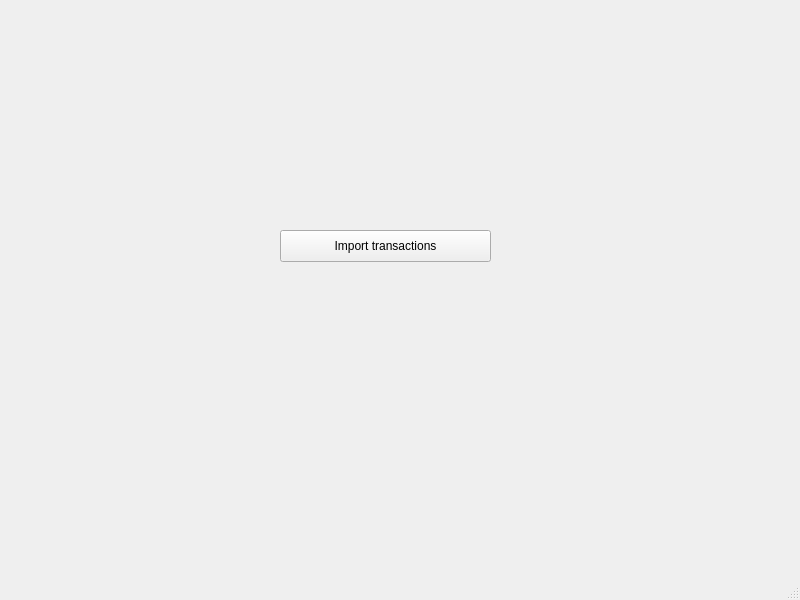
Qt form src/mainwindow.ui (chrisandoX/personal_finance) before a commit.
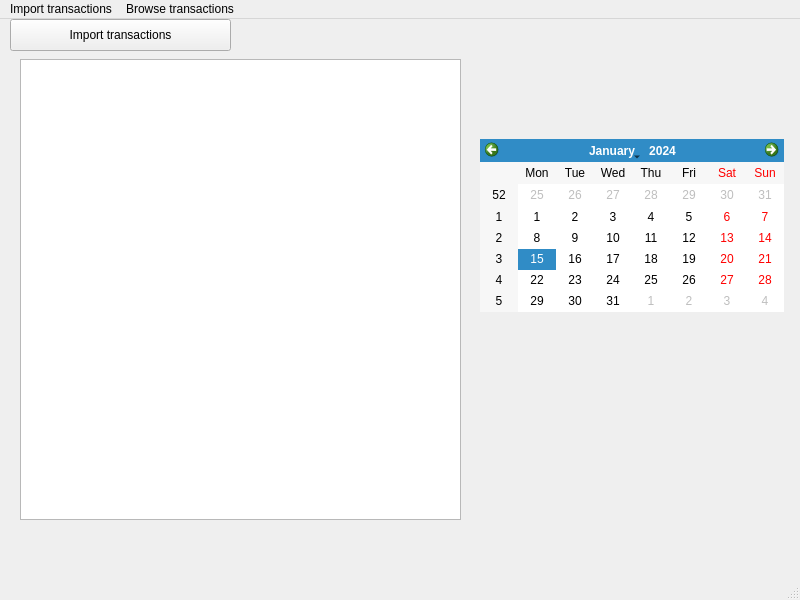
The same form after that commit.

Commit message: Set default application layout

Diff of the .ui file:
```diff
--- a/src/mainwindow.ui
+++ b/src/mainwindow.ui
@@ -17,9 +17,9 @@
    <widget class="QPushButton" name="pushButton">
     <property name="geometry">
      <rect>
-      <x>280</x>
-      <y>230</y>
-      <width>211</width>
+      <x>10</x>
+      <y>0</y>
+      <width>221</width>
       <height>32</height>
      </rect>
     </property>
@@ -27,6 +27,26 @@
      <string>Import transactions</string>
     </property>
    </widget>
+   <widget class="QGraphicsView" name="graphicsView">
+    <property name="geometry">
+     <rect>
+      <x>20</x>
+      <y>40</y>
+      <width>441</width>
+      <height>461</height>
+     </rect>
+    </property>
+   </widget>
+   <widget class="QCalendarWidget" name="calendarWidget">
+    <property name="geometry">
+     <rect>
+      <x>480</x>
+      <y>120</y>
+      <width>304</width>
+      <height>173</height>
+     </rect>
+    </property>
+   </widget>
   </widget>
   <widget class="QMenuBar" name="menubar">
    <property name="geometry">
@@ -37,6 +57,18 @@
      <height>22</height>
     </rect>
    </property>
+   <widget class="QMenu" name="menuImport_transactions">
+    <property name="title">
+     <string>Import transactions</string>
+    </property>
+   </widget>
+   <widget class="QMenu" name="menuBrowse_transactions">
+    <property name="title">
+     <string>Browse transactions</string>
+    </property>
+   </widget>
+   <addaction name="menuImport_transactions"/>
+   <addaction name="menuBrowse_transactions"/>
   </widget>
   <widget class="QStatusBar" name="statusbar"/>
  </widget>
```
Left out of the diff: 2 changed lines with no effect on the pictures.
